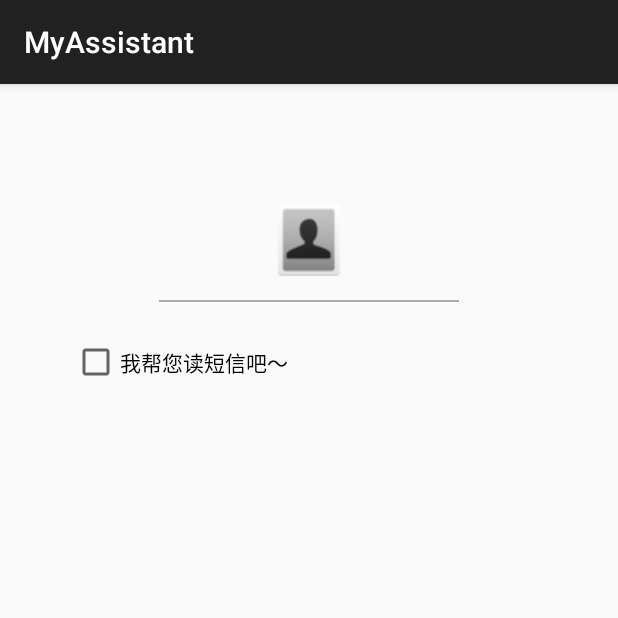
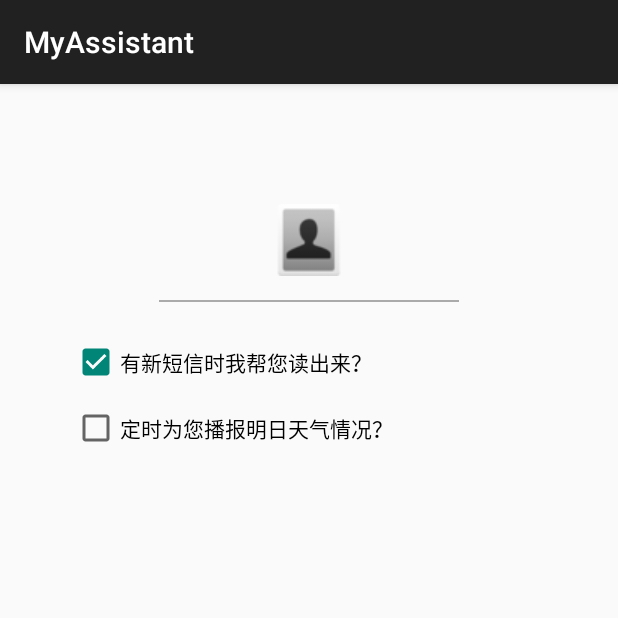
Before and after one commit to AFishM/MyAssistant, an Android app: the RobotSettingActivity screen opened directly, with no data from a screen before it, on a phone screen of 412 x 824 dp, the top half of it. Run offline under Robolectric (Android 15) with nearby library versions, the light colour scheme and no system bars; network calls fail.

Commit message:
添加短信播报勾选框和逻辑和天气播报勾选框

```diff
--- a/app/src/main/java/com/name/myassistant/AppConfig.java
+++ b/app/src/main/java/com/name/myassistant/AppConfig.java
@@ -5,5 +5,6 @@ package com.name.myassistant;
  */
 public class AppConfig {
     public static boolean DEBUG=true;
-    public static boolean READ_SHORT_MESSAGE_PERMISSION=true;
+    public static boolean READ_SHORT_MESSAGE_PERMISSION;
+    public static boolean REPORT_WEATHER_ON_TIME;
 }
--- a/app/src/main/java/com/name/myassistant/RobotSettingActivity.java
+++ b/app/src/main/java/com/name/myassistant/RobotSettingActivity.java
@@ -1,13 +1,41 @@
 package com.name.myassistant;
 
+import android.content.SharedPreferences;
 import android.support.v7.app.AppCompatActivity;
 import android.os.Bundle;
+import android.widget.CheckBox;
+import android.widget.CompoundButton;
 
-public class RobotSettingActivity extends AppCompatActivity {
+import com.name.myassistant.util.LogUtil;
+
+public class RobotSettingActivity extends AppCompatActivity{
 
     @Override
     protected void onCreate(Bundle savedInstanceState) {
         super.onCreate(savedInstanceState);
         setContentView(R.layout.activity_robot_setting);
+        CheckBox readShortMessageCheckBox=(CheckBox)findViewById(R.id.read_short_message_check);
+        CheckBox reportWeatherOnTimeCheckBox=(CheckBox)findViewById(R.id.report_weather_on_time);
+
+        readShortMessageCheckBox.setChecked(AppConfig.READ_SHORT_MESSAGE_PERMISSION);
+        reportWeatherOnTimeCheckBox.setChecked(AppConfig.REPORT_WEATHER_ON_TIME);
+
+        readShortMessageCheckBox.setOnCheckedChangeListener(new CompoundButton.OnCheckedChangeListener() {
+            @Override
+            public void onCheckedChanged(CompoundButton buttonView, boolean isChecked) {
+                LogUtil.d("xzx", "readShortMessage=> " + isChecked);
+                AppConfig.READ_SHORT_MESSAGE_PERMISSION = isChecked;
+                SharedPreferences sharedPreferences = getSharedPreferences("myAssistant", MODE_PRIVATE);
+                sharedPreferences.edit().putBoolean("readShortMessagePermission", isChecked).apply();
+            }
+        });
+        reportWeatherOnTimeCheckBox.setOnCheckedChangeListener(new CompoundButton.OnCheckedChangeListener() {
+            @Override
+            public void onCheckedChanged(CompoundButton buttonView, boolean isChecked) {
+                if(isChecked){
+                    // TODO: 16-2-23 弹出时间选择滚轮给用户设置时间
+                }
+            }
+        });
     }
 }
--- a/app/src/main/java/com/name/myassistant/WaitingActivity.java
+++ b/app/src/main/java/com/name/myassistant/WaitingActivity.java
@@ -3,6 +3,7 @@ package com.name.myassistant;
 import android.app.Activity;
 import android.content.Context;
 import android.content.Intent;
+import android.content.SharedPreferences;
 import android.os.AsyncTask;
 import android.os.Bundle;
 
@@ -23,6 +24,8 @@ public class WaitingActivity extends Activity {
     class initTask extends AsyncTask<Context,Void,Void> {
         @Override
         protected Void doInBackground(Context... params) {
+            SharedPreferences sharedPreferences=getSharedPreferences("myAssistant",MODE_PRIVATE);
+            AppConfig.READ_SHORT_MESSAGE_PERMISSION=sharedPreferences.getBoolean("readShortMessagePermission", true);
             Qa.initData(params[0]);
             return null;
         }
--- a/app/src/main/res/layout/activity_robot_setting.xml
+++ b/app/src/main/res/layout/activity_robot_setting.xml
@@ -34,6 +34,12 @@
             android:layout_height="wrap_content"
             android:layout_marginBottom="12dp"
             android:text="@string/read_short_message"/>
+        <CheckBox
+            android:id="@+id/report_weather_on_time"
+            android:layout_width="wrap_content"
+            android:layout_height="wrap_content"
+            android:layout_marginBottom="12dp"
+            android:text="@string/report_weather_on_time"/>
     </LinearLayout>
 
 </ScrollView>
--- a/app/src/main/res/values/strings.xml
+++ b/app/src/main/res/values/strings.xml
@@ -15,5 +15,9 @@
     <string name="press_and_say">按住 说话</string>
     <string name="loosen_to_end">松开 结束</string>
 
-    <string name="read_short_message">我帮您读短信吧～</string>
+    <string name="read_short_message">有新短信时我帮您读出来？</string>
+    <string name="report_weather_on_time">定时为您播报明日天气情况？</string>
+
+    <!-- TODO: Remove or change this placeholder text -->
+    <string name="hello_blank_fragment">Hello blank fragment</string>
 </resources>
```
Also changed, not shown: app/src/main/java/com/name/myassistant/TimeFragment.java (added, +32 -0 lines), app/src/main/java/com/name/myassistant/shortMessage/SmsReceiver.java (+8 -5 lines), 1 other file.
